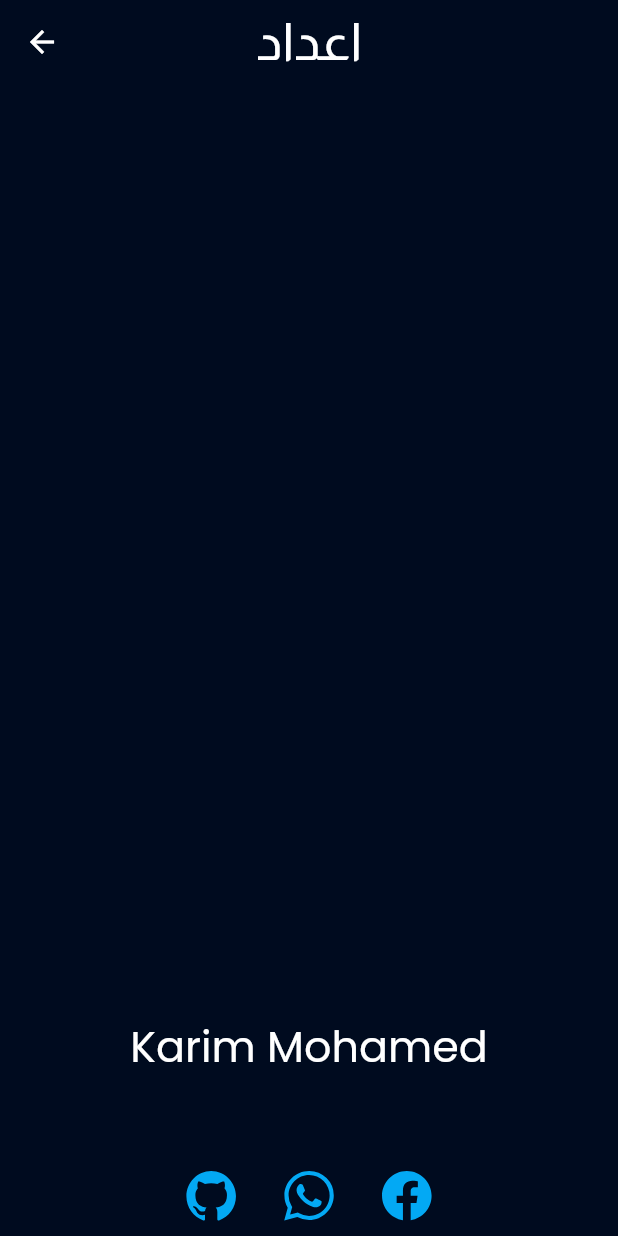
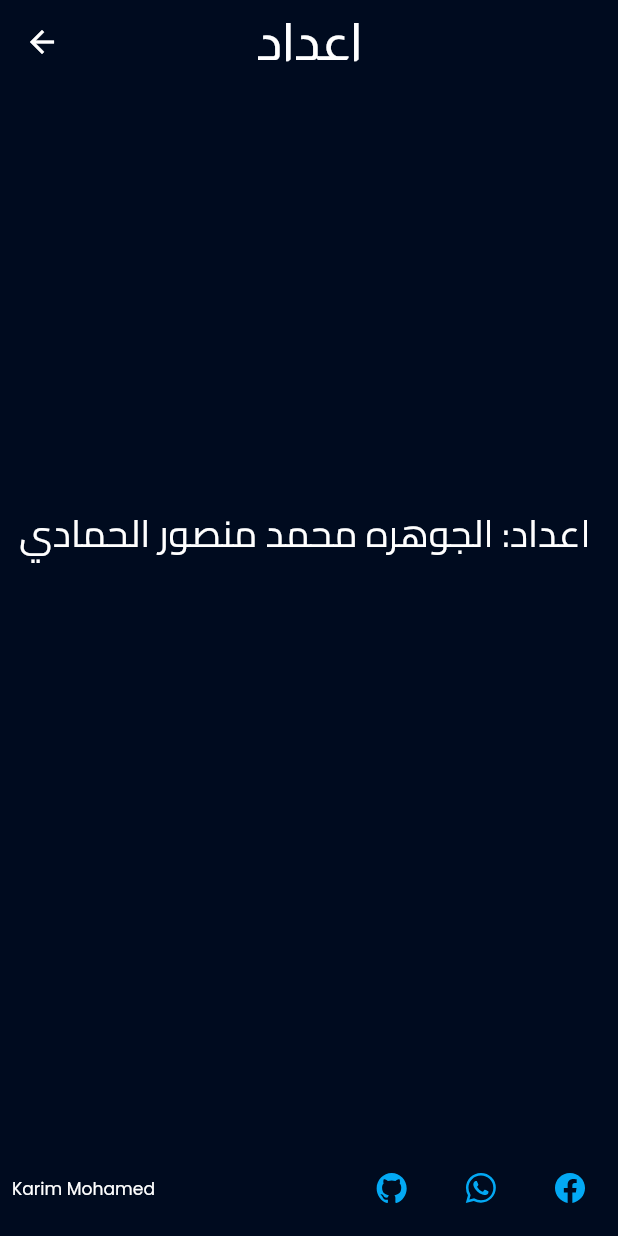
Before and after one commit to kimoo112/Molecular-Genetics-Ui, a Flutter app: the PreparedScreen screen opened directly, on a phone screen of 412 x 824 dp. Run offline on Flutter 3.47's test engine with Material 2 defaults, Android fonts, the phone set to English and light mode, and no system bars; our stand-ins replace another_flutter_splash_screen, awesome_notifications, bloc, firebase_auth, firebase_core, firebase_messaging and 13 more; missing offline and left inert: flutter_awesome_alert_box, insta_image_viewer, switcher; accounts and stored records are empty.

Commit message:
change the prepare screen

```diff
--- a/lib/screens/Details/prepared.dart
+++ b/lib/screens/Details/prepared.dart
@@ -82,11 +82,21 @@ class PreparedScreen extends StatelessWidget {
             children: [
               Spacer(),
               Text(
-                "Karim Mohamed",
-                style: TextStyle(fontFamily: "poppins", fontSize: 25.sp),
+                "اعداد: الجوهره محمد منصور الحمادي ",
+                style: TextStyle(fontFamily: "Cairo", fontSize: 25),
               ),
               SizedBox(
                 height: 50,
+              ),
+              Spacer(),
+              Padding(
+                padding: const EdgeInsets.all(8.0),
+                child: Row(
+                  mainAxisAlignment: MainAxisAlignment.spaceBetween,
+                  children: [
+                    Text(
+                      "Karim Mohamed",
+                      style: TextStyle(fontFamily: "poppins", fontSize: 10.sp),
                     ),
                     Row(
                       mainAxisAlignment: MainAxisAlignment.center,
@@ -97,7 +107,7 @@ class PreparedScreen extends StatelessWidget {
                             },
                             icon: Icon(
                               Ionicons.logo_github,
-                        size: 33.sp,
+                              size: 20.sp,
                               color: cLightBlue,
                             )),
                         SizedBox(
@@ -109,7 +119,7 @@ class PreparedScreen extends StatelessWidget {
                             },
                             icon: Icon(
                               Ionicons.logo_whatsapp,
-                        size: 33.sp,
+                              size: 20.sp,
                               color: cLightBlue,
                             )),
                         SizedBox(
@@ -121,13 +131,16 @@ class PreparedScreen extends StatelessWidget {
                             },
                             icon: Icon(
                               Ionicons.logo_facebook,
-                        size: 33.sp,
+                              size: 20.sp,
                               color: cLightBlue,
                             )),
                       ],
                     ),
                   ],
                 ),
+              ),
+            ],
+          ),
         ));
   }
 }
```
Lines whose indentation alone changed are shown as unchanged.
